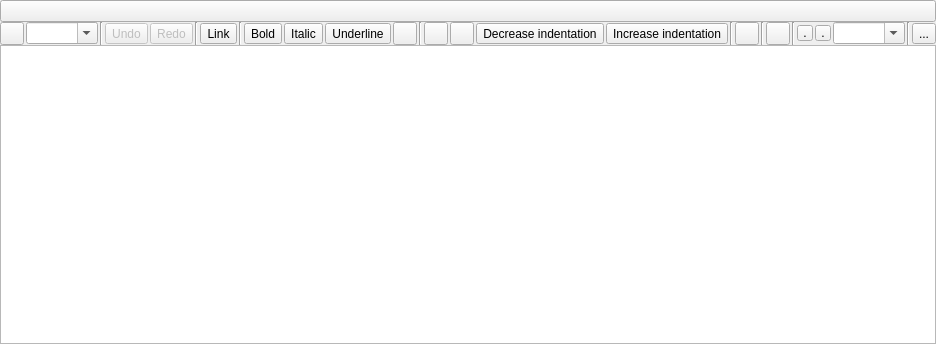
First picture: the form in NoteRichTextEdit.ui, repository emma-qub/QtSourceCodeBrowser, before the edit.
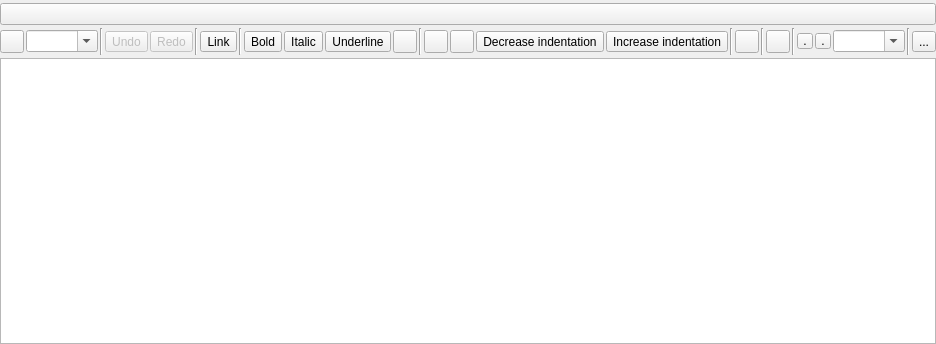
Second picture: the form after the edit. Icons and pictures are not drawn. Custom widgets are drawn as their Qt base class.

Commit message: Set layouts to be nicely aligned.

The edit to the form file:
```diff
--- a/NoteRichTextEdit.ui
+++ b/NoteRichTextEdit.ui
@@ -15,13 +15,13 @@
   </property>
   <layout class="QVBoxLayout" name="verticalLayout" stretch="0,0,1">
    <property name="spacing">
-    <number>0</number>
+    <number>3</number>
    </property>
    <property name="leftMargin">
     <number>0</number>
    </property>
    <property name="topMargin">
-    <number>0</number>
+    <number>3</number>
    </property>
    <property name="rightMargin">
     <number>0</number>
@@ -41,6 +41,18 @@
    </item>
    <item>
     <widget class="QWidget" name="f_toolbar" native="true">
+     <property name="minimumSize">
+      <size>
+       <width>0</width>
+       <height>27</height>
+      </size>
+     </property>
+     <property name="maximumSize">
+      <size>
+       <width>16777215</width>
+       <height>27</height>
+      </size>
+     </property>
      <layout class="QHBoxLayout" name="horizontalLayout">
       <property name="spacing">
        <number>2</number>
```
The commit also changes 2 other files.
